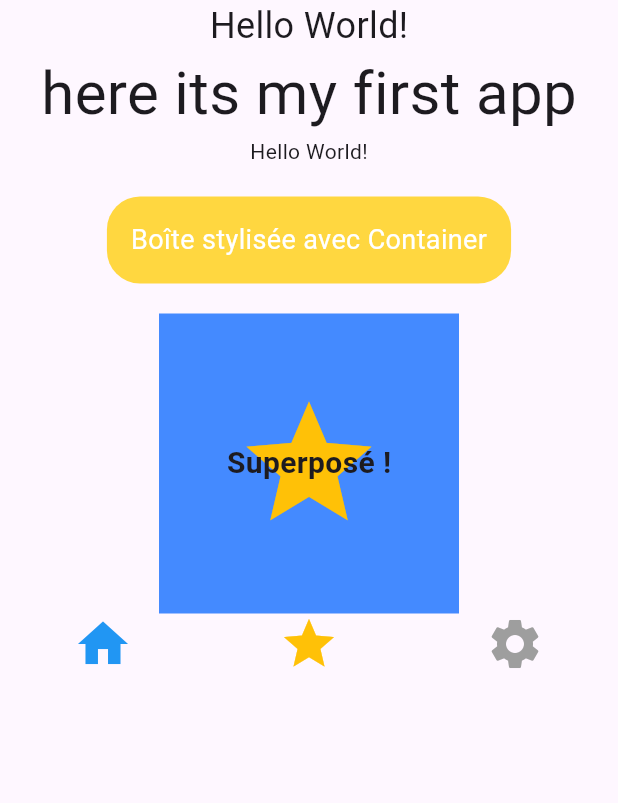
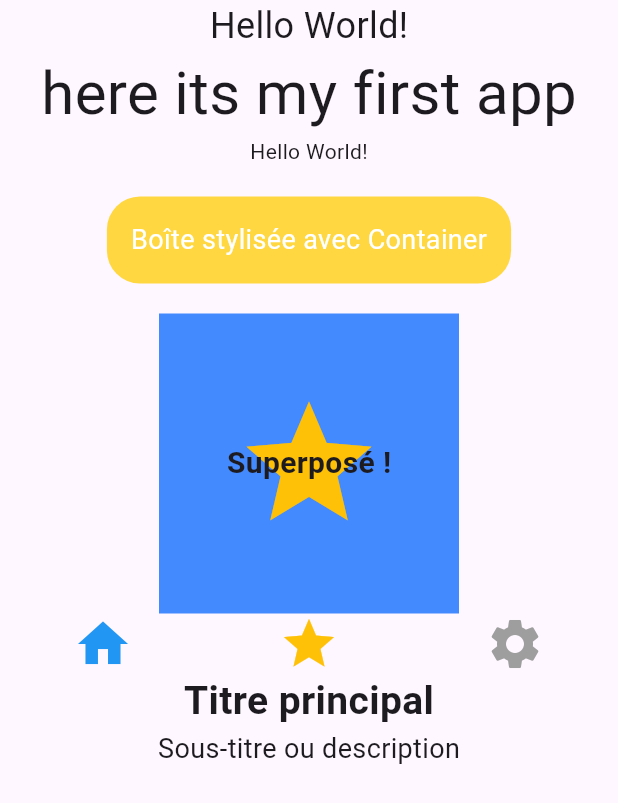
Before and after one commit to hachemsouyadi/mon-atelier-2flutter-, a Flutter app: the screen it shows after launch, on a phone screen of 412 x 824 dp. Shown: the top 803 px of the screen. Run offline on Flutter 3.47's test engine with Material 3 defaults, Android fonts, the phone set to English and light mode, and no system bars.

Commit message:
nouvelle modif

```diff
--- a/lib/main.dart
+++ b/lib/main.dart
@@ -49,6 +49,12 @@ class MainApp extends StatelessWidget {
                   Icon(Icons.settings, color: Colors.grey, size: 40),
                 ],
               ),
+              Text(
+                'Titre principal',style: TextStyle(fontSize: 26, fontWeight: FontWeight.bold),),
+              Text('Sous-titre ou description',style: TextStyle(fontSize: 18),
+              ),
+
+
 
   ]
         ),
```
